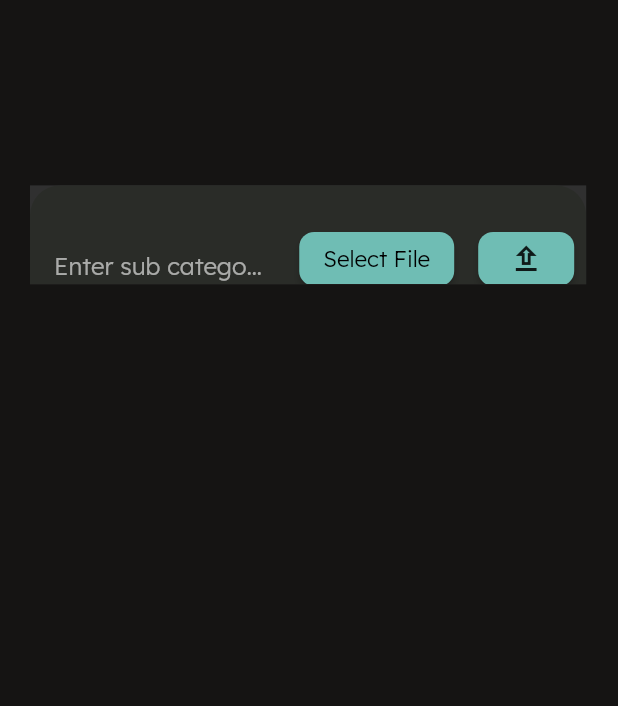
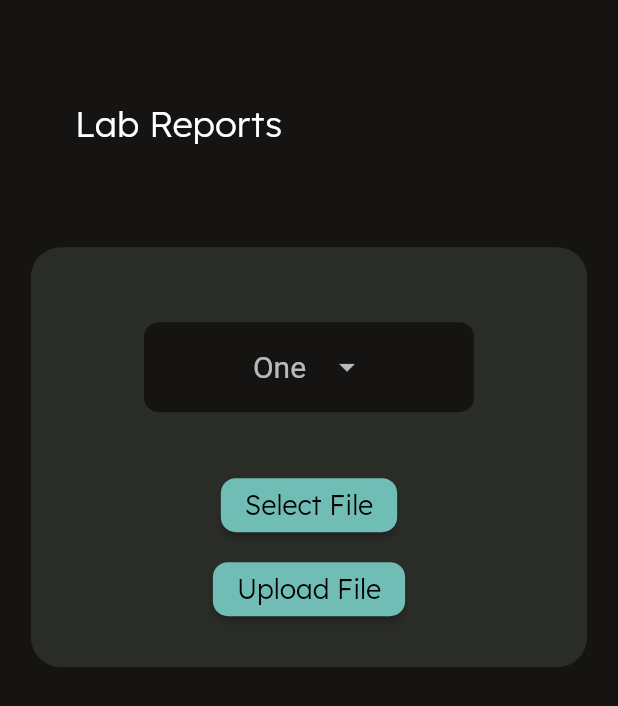
Before and after one commit to notdatriya/DocDock, a Flutter app: the LabReports screen opened directly, on a phone screen of 412 x 824 dp. Shown: the top 706 px of the screen. Run offline on Flutter 3.47's test engine with Material 2 defaults, Android fonts, the phone set to English and light mode, and no system bars; our stand-ins replace awesome_dialog, curved_navigation_bar, file_picker, firebase_core, firebase_storage; missing offline and left inert: const_date_time; accounts and stored records are empty.

Commit message:
lab reports page complete

```diff
--- a/lib/CustomUI/file_upload_widget.dart
+++ b/lib/CustomUI/file_upload_widget.dart
@@ -1,6 +1,6 @@
 
 import 'package:flutter/material.dart';
-
+const List<String> list = <String>['One', 'Two', 'Three', 'Four'];
 class FileUpload extends StatelessWidget {
   final String label;
   final VoidCallback onClickedSelect;
@@ -17,66 +17,32 @@ class FileUpload extends StatelessWidget {
 
   @override
   Widget build(BuildContext context) {
-    return Scaffold(
-      body:SingleChildScrollView(
-        child: Column(
-          children: [
-            //first child dynamic
-            Column(
-              children: [
-                addDoc(controller,onClickedSelect, onClickedUpload)
-              ],
-            ),
-            //second child
-            Row(
-              children: [
-                ElevatedButton.icon(
-                    icon:const Icon(Icons.add),
-                    label: const Text('create'),
-                    style: ElevatedButton.styleFrom(backgroundColor: Color(0xff6FBDB4)),
-                    onPressed: (){},
+    final height=MediaQuery.of(context).size.height;
+    final width=MediaQuery.of(context).size.width;
+    return Container(
+      decoration: BoxDecoration(
+        color: Color(0xff2A2C28),
+        borderRadius: BorderRadius.circular(20)
+      ),
+      width: width*.9,
+      child:Column(
+        children: [
+          SizedBox(height: 50),
+        Container(
+          height: 60,
+          width: 220,
+          decoration: BoxDecoration(
+              color: Color(0xff151413),
+              borderRadius: BorderRadius.circular(10)),
 
-                )
-              ],
-            )
-          ],
-        ),
-      )
-    );
-  }
-}
-
-
-Container addDoc(TextEditingController controller,VoidCallback onClickedSelect,VoidCallback onClickedUpload)
-{
-  return Container(
-    decoration: BoxDecoration(
-        color: Color(0xff2A2C28),
-        borderRadius: BorderRadius.circular(20.0)
-
-    ),
-    padding: const EdgeInsets.symmetric(vertical: 18),
-    child: Row(
-      mainAxisAlignment: MainAxisAlignment.spaceBetween,
-      children: [
-        Expanded(
           child: Padding(
-            padding: EdgeInsets.only(top:10.0),
-            child: TextField(
-              controller: controller,
-              onChanged: (text) {},
-              decoration: InputDecoration(
-                hintText: 'Enter sub category',
-                border: InputBorder.none,
-                contentPadding:
-                EdgeInsets.symmetric(horizontal: 16, vertical: 16),
-                labelStyle: TextStyle(color: Colors.white70),
-              ),
-            ),
+            padding: const EdgeInsets.symmetric(horizontal: 12.0),
+            child: Center(child: DropdownButtonExample()),
           ),
         ),
-        Row(
-          mainAxisAlignment: MainAxisAlignment.spaceBetween,
+        SizedBox(height: 38),
+        Column(
+          mainAxisAlignment: MainAxisAlignment.spaceEvenly,
           children: [
             Padding(
               padding: const EdgeInsets.symmetric(horizontal: 8.0),
@@ -85,7 +51,7 @@ Container addDoc(TextEditingController controller,VoidCallback onClickedSelect,V
                 child: Text('Select File',
                     style: TextStyle(
                         color: Colors.black,
-                        fontSize: 15,
+                        fontSize: 18,
                         fontWeight: FontWeight.w500)),
                 style: ButtonStyle(
                   backgroundColor: MaterialStateProperty.resolveWith((states) =>
@@ -98,11 +64,17 @@ Container addDoc(TextEditingController controller,VoidCallback onClickedSelect,V
                 ),
               ),
             ),
+            SizedBox(height: 8),
             Padding(
               padding: const EdgeInsets.symmetric(horizontal: 8.0),
               child: ElevatedButton(
                 onPressed: onClickedUpload,
-                child: Icon(Icons.upload_outlined,color: Colors.black87,),
+                child: Text('Upload File',
+                style: TextStyle(
+                color: Colors.black,
+                fontSize: 18,
+                fontWeight: FontWeight.w500)),
+                //Icon(Icons.upload_outlined,color: Colors.black87,),
                 style: ButtonStyle(
                   backgroundColor: MaterialStateProperty.resolveWith((states) =>
                   states.contains(MaterialState.pressed)
@@ -116,7 +88,61 @@ Container addDoc(TextEditingController controller,VoidCallback onClickedSelect,V
             ),
           ],
         )
-      ],
-    ),
-  );
+        ],
+      )
+    );
+  }
 }
+
+
+
+class DropdownButtonExample extends StatefulWidget {
+  const DropdownButtonExample({super.key});
+
+  @override
+  State<DropdownButtonExample> createState() => _DropdownButtonExampleState();
+}
+
+class _DropdownButtonExampleState extends State<DropdownButtonExample> {
+  String dropdownValue = list.first;
+
+  @override
+  Widget build(BuildContext context) {
+    return DropdownButton<String>(
+      value: dropdownValue,
+      icon: const Icon(Icons.arrow_drop_down_outlined),
+      elevation: 16,
+      style: const TextStyle(color: Colors.white70,fontSize: 20),
+      underline: Container(
+        height: 0,
+        color: Colors.white70,
+      ),
+      onChanged: (String? value) {
+        // This is called when the user selects an item.
+        setState(() {
+          dropdownValue = value!;
+        });
+      },
+      items: list.map<DropdownMenuItem<String>>((String value) {
+        return DropdownMenuItem<String>(
+          value: value,
+          child: Text(value),
+        );
+      }).toList(),
+    );
+  }
+}
+
+
+
+// TextField(
+//   controller: controller,
+//   onChanged: (text) {},
+//   decoration: InputDecoration(
+//     hintText: 'Enter sub category',
+//     border: InputBorder.none,
+//     contentPadding:
+//     EdgeInsets.symmetric(horizontal: 16, vertical: 16),
+//     labelStyle: TextStyle(color: Colors.white70),
+//   ),
+// ),
--- a/lib/Screens/subcategories/lab_reports_page.dart
+++ b/lib/Screens/subcategories/lab_reports_page.dart
@@ -8,7 +8,7 @@ import 'package:flutter/material.dart';
 import '../../CustomUI/file_upload_widget.dart';
 import '../../api/firebase_api.dart';
 
-
+// 0xff303131
 class LabReports extends StatefulWidget {
   const LabReports({Key? key}) : super(key: key);
 
@@ -28,18 +28,23 @@ class _LabReportsState extends State<LabReports> {
       backgroundColor: Color(0xff151413),
       body: Column(
         children: [
-          SizedBox(height: height*.15,),
-          Padding(
-            padding: const EdgeInsets.symmetric(horizontal: 20.0),
+          SizedBox(height: height*.2,child:
+          Center(child:
+          Align(alignment: Alignment.centerLeft,
+              child: Padding(
+                padding: const EdgeInsets.symmetric(horizontal: 50.0,),
+                child: Text('Lab Reports',style: TextStyle(fontSize: 24),),
+              ))),),
+          Align(
+            alignment: Alignment.center,
             child: Container(
-              height:height*.08,
-              width: width*.9,
+              height: 280,
               child: FileUpload(
                 label:"Enter subcategory",
                 controller: _controller,
                 onClickedSelect: selectFile,
                 onClickedUpload: uploadFile,
-              ) ,
+              ),
             ),
           ),
         ],
```
